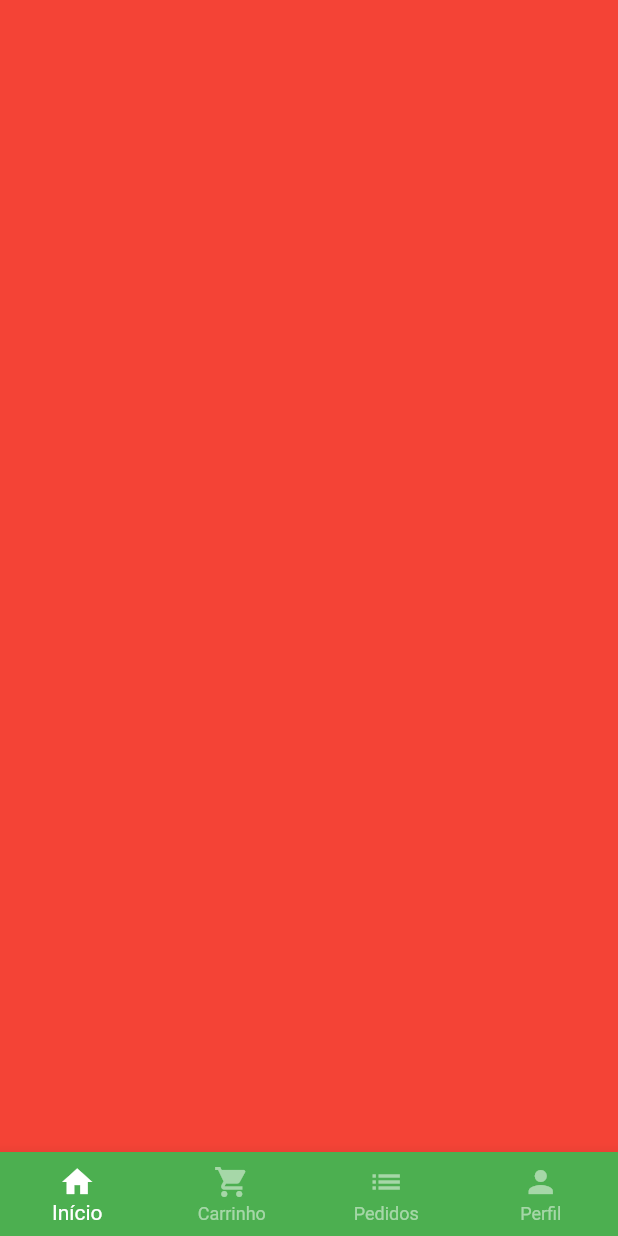
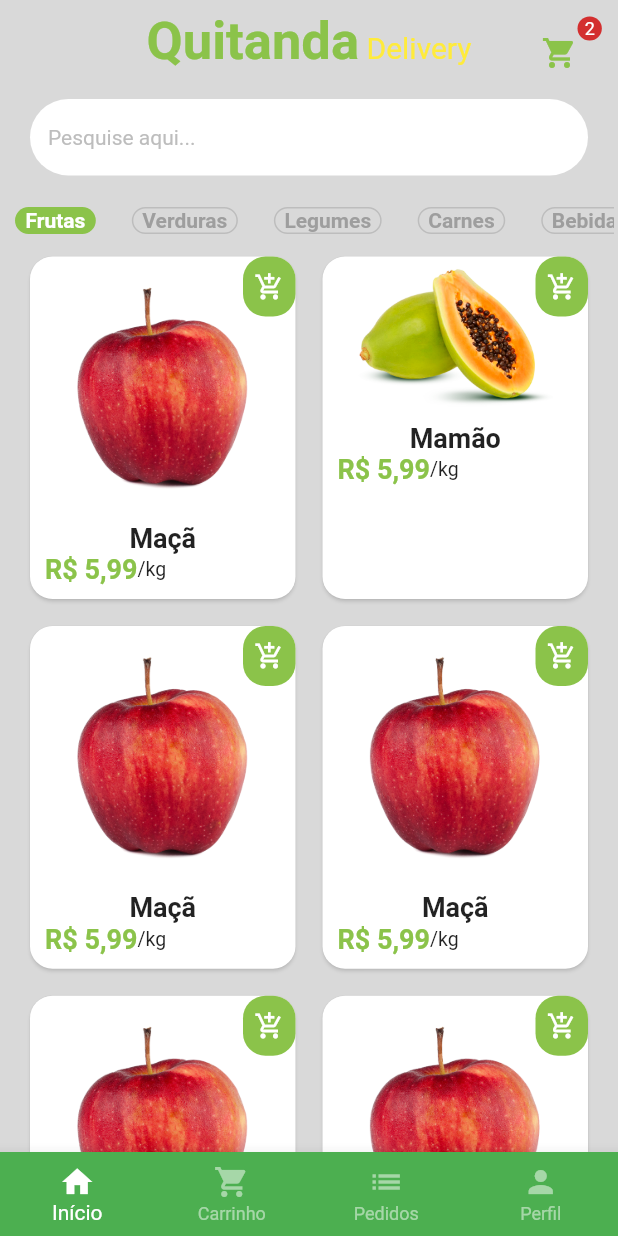
Before and after one commit to DiegoPorfirio01/flutter-app, a Flutter app: the screen it shows after launch, after a tap on "Entrar", on a phone screen of 412 x 824 dp. Run offline on Flutter 3.47's test engine with Material 2 defaults, Android fonts, the phone set to English and light mode, and no system bars; our stand-ins replace animated_text_kit, mask_text_input_formatter.

Commit message:
feat(tela-home) create screen home

```diff
--- a/quitanda/lib/main.dart
+++ b/quitanda/lib/main.dart
@@ -1,5 +1,5 @@
 import 'package:flutter/material.dart';
-import 'package:quitanda/src/auth/sign_in_screen.dart';
+import 'package:quitanda/src/pages/auth/sign_in_screen.dart';
 
 void main() {
   runApp(const MyApp());
@@ -12,12 +12,12 @@ class MyApp extends StatelessWidget {
   @override
   Widget build(BuildContext context) {
     return MaterialApp(
-      title: 'Flutter Demo',
-      theme: ThemeData(
-        primarySwatch: Colors.green,
-      ),
-      debugShowCheckedModeBanner: false,
-      home: const SignInScreen()
-    );
+        title: 'Flutter Demo',
+        theme: ThemeData(
+          primarySwatch: Colors.green,
+          scaffoldBackgroundColor: Color.fromARGB(48, 51, 51, 51)
+        ),
+        debugShowCheckedModeBanner: false,
+        home: const SignInScreen());
   }
 }
--- /dev/null
+++ b/quitanda/lib/src/config/app_data.dart
@@ -0,0 +1,67 @@
+import 'package:quitanda/src/models/item_model.dart';
+
+ItemModel apple = ItemModel(
+  itemName: 'Maçã',
+  imgUrl: 'assets/fruits/apple.png',
+  unit: 'kg',
+  price: 5.99,
+  description: 'Maçãs frescas e selecionadas',
+);
+
+ItemModel apple1 = ItemModel(
+  itemName: 'Mamão',
+  imgUrl: 'assets/fruits/papaya.png',
+  unit: 'kg',
+  price: 5.99,
+  description: 'Mamão do bom',
+);
+
+ItemModel apple2 = ItemModel(
+  itemName: 'Maçã',
+  imgUrl: 'assets/fruits/apple.png',
+  unit: 'kg',
+  price: 5.99,
+  description: 'Maçãs frescas e selecionadas',
+);
+
+ItemModel apple3 = ItemModel(
+  itemName: 'Maçã',
+  imgUrl: 'assets/fruits/apple.png',
+  unit: 'kg',
+  price: 5.99,
+  description: 'Maçãs frescas e selecionadas',
+);
+
+ItemModel apple4 = ItemModel(
+  itemName: 'Maçã',
+  imgUrl: 'assets/fruits/apple.png',
+  unit: 'kg',
+  price: 5.99,
+  description: 'Maçãs frescas e selecionadas',
+);
+
+ItemModel apple5 = ItemModel(
+  itemName: 'Maçã',
+  imgUrl: 'assets/fruits/apple.png',
+  unit: 'kg',
+  price: 5.99,
+  description: 'Maçãs frescas e selecionadas',
+);
+
+List<ItemModel> items = [
+  apple,
+  apple1,
+  apple2,
+  apple3,
+  apple4,
+  apple5,
+];
+
+final List<String> categories = [
+  'Frutas',
+  'Verduras',
+  'Legumes',
+  'Carnes',
+  'Bebidas',
+  'Outros'
+];
--- /dev/null
+++ b/quitanda/lib/src/models/item_model.dart
@@ -0,0 +1,17 @@
+class ItemModel {
+  String itemName;
+  String imgUrl;
+  String unit;
+  double price;
+  String description;
+
+  ItemModel({
+    required this.itemName,
+    required this.imgUrl,
+    required this.unit,
+    required this.price,
+    required this.description,
+  });
+
+
+}
--- a/quitanda/lib/src/auth/sign_in_screen.dart
+++ b/quitanda/lib/src/pages/auth/sign_in_screen.dart
@@ -1,9 +1,9 @@
 import 'package:animated_text_kit/animated_text_kit.dart';
 import 'package:flutter/material.dart';
-import 'package:quitanda/src/auth/components/custom_text_field.dart';
-import 'package:quitanda/src/auth/sign_up_screen.dart';
-import 'package:quitanda/src/base/base_screen.dart';
+import 'package:quitanda/src/pages/auth/components/custom_text_field.dart';
+import 'package:quitanda/src/pages/auth/sign_up_screen.dart';
 import 'package:quitanda/src/config/custom_colors.dart';
+import 'package:quitanda/src/pages/base/base_screen.dart';
 
 class SignInScreen extends StatelessWidget {
   const SignInScreen({super.key});
--- a/quitanda/lib/src/auth/sign_up_screen.dart
+++ b/quitanda/lib/src/pages/auth/sign_up_screen.dart
@@ -1,6 +1,6 @@
 import 'package:flutter/material.dart';
 import 'package:mask_text_input_formatter/mask_text_input_formatter.dart';
-import 'package:quitanda/src/auth/components/custom_text_field.dart';
+import 'package:quitanda/src/pages/auth/components/custom_text_field.dart';
 import 'package:quitanda/src/config/custom_colors.dart';
 
 class SignUpScreen extends StatelessWidget {
@@ -54,7 +54,7 @@ class SignUpScreen extends StatelessWidget {
                         ),
                         const CustomTextField(
                             icon: Icons.person, label: 'Nome'),
-                        CustomTextField(
+                         CustomTextField(
                             icon: Icons.phone,
                             label: 'Celular',
                             inputFormatters: [phoneFormatter]),
--- a/quitanda/lib/src/base/base_screen.dart
+++ b/quitanda/lib/src/pages/base/base_screen.dart
@@ -1,4 +1,5 @@
 import 'package:flutter/material.dart';
+import 'package:quitanda/src/pages/home/home_tab.dart';
 
 class BaseScreen extends StatefulWidget {
   const BaseScreen({super.key});
@@ -19,9 +20,7 @@ class _BaseScreenState extends State<BaseScreen> {
         physics: const NeverScrollableScrollPhysics(),
         controller: pageController,
         children: [
-          Container(
-            color: Colors.red,
-          ),
+          const HomeTab(),
           Container(
             color: Colors.blue,
           ),
@@ -35,7 +34,7 @@ class _BaseScreenState extends State<BaseScreen> {
       ),
       bottomNavigationBar: BottomNavigationBar(
         currentIndex: currentIndex,
-        onTap: (index){
+        onTap: (index) {
           setState(() {
             currentIndex = index;
             pageController.jumpToPage(index);
--- /dev/null
+++ b/quitanda/lib/src/pages/home/components/category_tile.dart
@@ -0,0 +1,43 @@
+import 'package:flutter/material.dart';
+import 'package:quitanda/src/config/custom_colors.dart';
+
+class CategoryTile extends StatelessWidget {
+  const CategoryTile({
+    Key? key,
+    required this.category,
+    required this.isSelected,
+    required this.onPressed,
+  });
+
+  final String category;
+  final bool isSelected;
+  final VoidCallback onPressed;
+
+  @override
+  Widget build(BuildContext context) {
+    return GestureDetector(
+      onTap: onPressed,
+      child: Align(
+        child: Container(
+          padding: const EdgeInsets.symmetric(horizontal: 6),
+          margin: const EdgeInsets.symmetric(horizontal: 7, vertical: 6),
+          decoration: BoxDecoration(
+            color: isSelected
+                ? CustomColors.customSwatchColor
+                : Colors.transparent,
+            borderRadius: BorderRadius.circular(30),
+            border: Border.all(
+              color: isSelected ? Colors.transparent : Colors.grey.shade400,
+            ),
+          ),
+          child: Text(
+            category,
+            style: TextStyle(
+                color: isSelected ? Colors.white : Colors.grey,
+                fontWeight: FontWeight.bold),
+          ),
+        ),
+      ),
+    );
+  }
+}
--- /dev/null
+++ b/quitanda/lib/src/pages/home/components/item_tile.dart
@@ -0,0 +1,93 @@
+import 'package:flutter/material.dart';
+import 'package:quitanda/src/config/custom_colors.dart';
+import 'package:quitanda/src/models/item_model.dart';
+import 'package:quitanda/src/pages/product/product_screen.dart';
+import 'package:quitanda/src/services/utils_services.dart';
+
+class ItemTile extends StatelessWidget {
+  final ItemModel item;
+
+  ItemTile({
+    Key? key,
+    required this.item,
+  }) : super(key: key);
+
+  final UtilsServices utils = UtilsServices();
+
+  @override
+  Widget build(BuildContext context) {
+    return Stack(
+      children: [
+        GestureDetector(
+          onTap: () => Navigator.of(context).push(MaterialPageRoute(
+            builder: (c) {
+              return ProductScreen(
+               item: item,
+              );
+            },
+          )),
+          child: Card(
+            elevation: 1,
+            shadowColor: Colors.grey.shade300,
+            shape: RoundedRectangleBorder(
+              borderRadius: BorderRadius.circular(15),
+            ),
+            child: Column(
+              children: [
+                Image.asset(item.imgUrl),
+                Text(
+                  item.itemName,
+                  style: const TextStyle(
+                    fontWeight: FontWeight.bold,
+                    fontSize: 18,
+                  ),
+                ),
+                Padding(
+                  padding: const EdgeInsets.only(left: 10),
+                  child: Row(
+                    children: [
+                      Text(
+                        utils.priceToCurrent(item.price),
+                        style: TextStyle(
+                          fontWeight: FontWeight.bold,
+                          fontSize: 18,
+                          color: CustomColors.customSwatchColor,
+                        ),
+                      ),
+                      Text(
+                        '/${item.unit}',
+                        style: const TextStyle(
+                          fontSize: 13,
+                        ),
+                      ),
+                    ],
+                  ),
+                )
+              ],
+            ),
+          ),
+        ),
+        Positioned(
+          top: 4,
+          right: 4,
+          child: GestureDetector(
+            onTap: () => print('Adicionado ao carrinho'),
+            child: Container(
+              height: 40,
+              width: 35,
+              decoration: BoxDecoration(
+                color: CustomColors.customSwatchColor,
+                borderRadius: BorderRadius.circular(15),
+              ),
+              child: const Icon(
+                Icons.add_shopping_cart_outlined,
+                color: Colors.white,
+                size: 20,
+              ),
+            ),
+          ),
+        )
+      ],
+    );
+  }
+}
--- /dev/null
+++ b/quitanda/lib/src/pages/home/home_tab.dart
@@ -0,0 +1,133 @@
+import 'package:flutter/material.dart';
+import 'package:quitanda/src/config/custom_colors.dart';
+import 'package:quitanda/src/pages/home/components/category_tile.dart';
+import 'package:quitanda/src/config/app_data.dart' as appData;
+import 'package:quitanda/src/pages/home/components/item_tile.dart';
+
+class HomeTab extends StatefulWidget {
+  const HomeTab({super.key});
+  @override
+  State<HomeTab> createState() => _HomeTabState();
+}
+
+class _HomeTabState extends State<HomeTab> {
+  String selectedCategory = 'Frutas';
+
+  @override
+  Widget build(BuildContext context) {
+    return Scaffold(
+      appBar: AppBar(
+        backgroundColor: Colors.transparent,
+        elevation: 0,
+        centerTitle: true,
+        title: SizedBox(
+          child: Text.rich(
+            TextSpan(
+                text: 'Quitanda',
+                style: TextStyle(
+                  fontWeight: FontWeight.bold,
+                  color: CustomColors.customSwatchColor.shade900,
+                  fontSize: 35,
+                ),
+                children: const [
+                  TextSpan(
+                    text: ' Delivery',
+                    style: TextStyle(
+                      color: Colors.yellow,
+                      fontWeight: FontWeight.normal,
+                      fontSize: 20,
+                    ),
+                  ),
+                ]),
+          ),
+        ),
+        actions: [
+          Padding(
+            padding: const EdgeInsets.only(top: 15, right: 15),
+            child: GestureDetector(
+              onTap: () {},
+              child: Badge(
+                backgroundColor: CustomColors.customContrastColor,
+                label: Text(
+                  '2',
+                  style: const TextStyle(
+                    color: Colors.white,
+                    fontSize: 12,
+                  ),
+                ),
+                child: IconButton(
+                  onPressed: () {},
+                  icon: Icon(Icons.shopping_cart,
+                      color: CustomColors.customSwatchColor),
+                ),
+              ),
+            ),
+          ),
+        ],
+      ),
+      body: Column(
+        children: [
+          Padding(
+            padding: const EdgeInsets.symmetric(
+              horizontal: 20,
+              vertical: 10,
+            ),
+            child: TextFormField(
+              decoration: InputDecoration(
+                isDense: true,
+                hintText: 'Pesquise aqui...',
+                hintStyle: TextStyle(
+                  color: Colors.grey.shade400,
+                  fontSize: 14,
+                ),
+                filled: true,
+                fillColor: Colors.white,
+                border: OutlineInputBorder(
+                  borderRadius: BorderRadius.circular(60),
+                  borderSide:
+                      const BorderSide(width: 0, style: BorderStyle.none),
+                ),
+              ),
+            ),
+          ),
+          Container(
+            padding: const EdgeInsets.symmetric(horizontal: 3),
+            height: 40,
+            child: ListView.separated(
+              scrollDirection: Axis.horizontal,
+              itemBuilder: (_, index) => CategoryTile(
+                onPressed: () {
+                  setState(() {
+                    selectedCategory = appData.categories[index];
+                  });
+                },
+                category: appData.categories[index],
+                isSelected: appData.categories[index] == selectedCategory,
+              ),
+              separatorBuilder: (_, index) => const SizedBox(width: 10),
+              itemCount: appData.categories.length,
+            ),
+          ),
+          Expanded(
+            child: GridView.builder(
+              padding: EdgeInsets.fromLTRB(16, 0, 16, 16),
+              physics: const BouncingScrollPhysics(),
+              gridDelegate: const SliverGridDelegateWithFixedCrossAxisCount(
+                crossAxisCount: 2,
+                mainAxisSpacing: 10,
+                crossAxisSpacing: 10,
+                childAspectRatio: 9 / 11.5,
+              ),
+              itemCount: appData.items.length,
+              itemBuilder: (_, index) {
+                return ItemTile(
+                  item: appData.items[index],
+                );
+              },
+            ),
+          ),
+        ],
+      ),
+    );
+  }
+}
--- /dev/null
+++ b/quitanda/lib/src/pages/product/product_screen.dart
@@ -0,0 +1,55 @@
+import 'dart:math';
+
+import 'package:flutter/material.dart';
+import 'package:quitanda/src/models/item_model.dart';
+
+class ProductScreen extends StatelessWidget {
+  const ProductScreen({super.key, required this.item});
+
+  final ItemModel item;
+
+  @override
+  Widget build(BuildContext context) {
+    return Scaffold(
+      backgroundColor: Colors.white.withAlpha(230),
+      body: Column(
+        children: [
+          Expanded(
+            child: Image.asset(item.imgUrl),
+          ),
+          Expanded(
+            child: Container(
+              padding: EdgeInsets.symmetric(horizontal: 32, vertical: 40),
+              decoration: BoxDecoration(
+                color: Colors.white,
+                borderRadius: const BorderRadius.vertical(
+                  top: Radius.circular(45),
+                ),
+                boxShadow: [
+                  BoxShadow(
+                    color: Colors.grey.shade600,
+                    blurRadius: 5,
+                  ),
+                ],
+              ),
+              child: Column(
+                crossAxisAlignment: CrossAxisAlignment.stretch,
+                children: [
+                  Text(
+                    maxLines: 2,
+                    overflow: TextOverflow.ellipsis,
+                    item.itemName,
+                    style: const TextStyle(
+                      fontSize: 20,
+                      fontWeight: FontWeight.bold,
+                    ),
+                  )
+                ],
+              ),
+            ),
+          ),
+        ],
+      ),
+    );
+  }
+}
--- /dev/null
+++ b/quitanda/lib/src/services/utils_services.dart
@@ -0,0 +1,9 @@
+import 'package:intl/intl.dart';
+
+class UtilsServices {
+  priceToCurrent(double price) {
+    NumberFormat numberFormat = NumberFormat.simpleCurrency(locale: 'pt_BR');
+
+    return numberFormat.format(price);
+  }
+}
```
Also changed, not shown: quitanda/pubspec.yaml (+4 -3 lines), quitanda/assets/fruits/apple.png (added), quitanda/assets/fruits/grape.png (added), quitanda/assets/fruits/guava.png (added), quitanda/assets/fruits/kiwi.png (added), quitanda/assets/fruits/mango.png (added), quitanda/assets/fruits/papaya.png (added), quitanda/lib/src/pages/auth/components/custom_text_field.dart (renamed from quitanda/lib/src/auth/components/custom_text_field.dart), quitanda/pubspec.lock.
